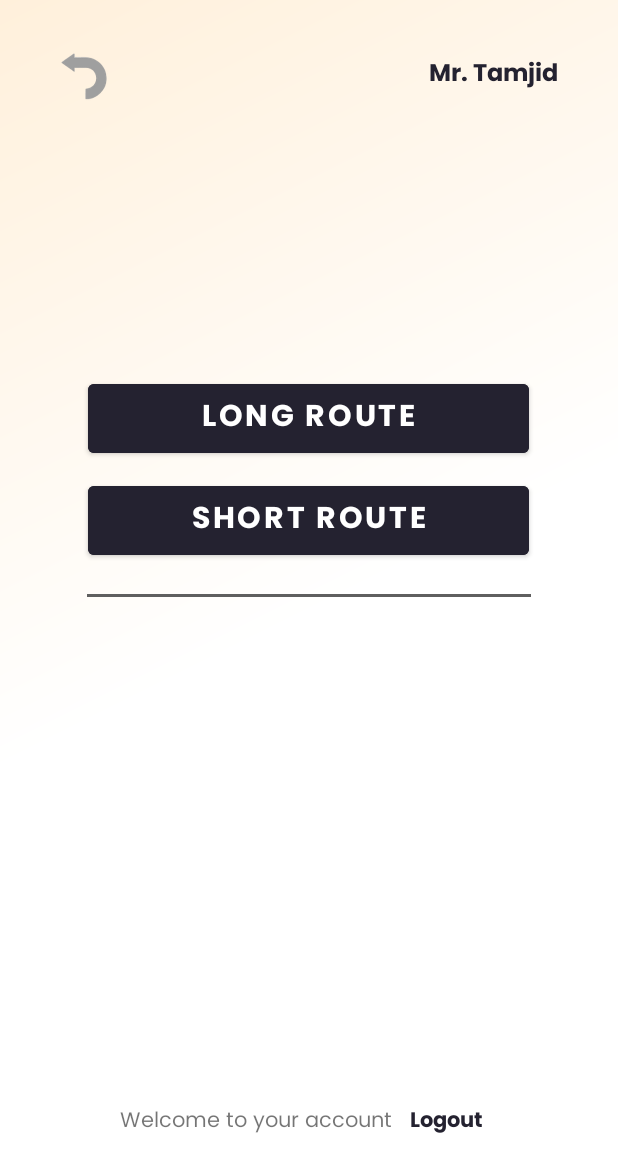
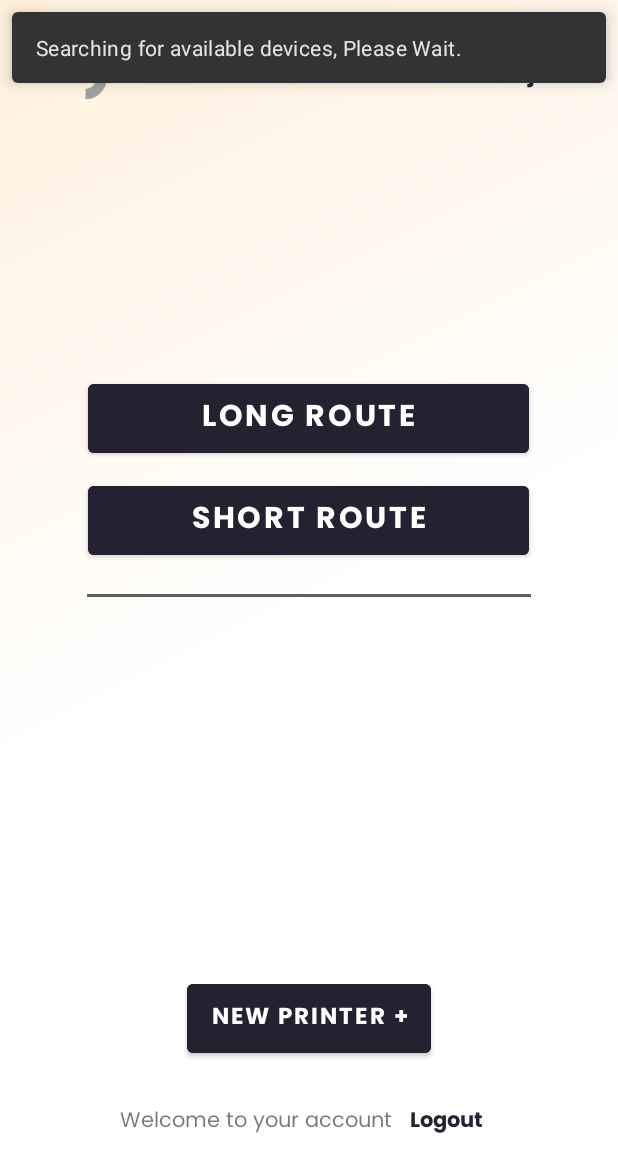
Before and after one commit to Rusian007/Bus_App, an Android app: the screen it shows after launch (ChooseRouteActivity), after a tap on "LONG ROUTE", on a phone screen of 412 x 824 dp. Shown: the top 1172 px of the screen. Run offline under Robolectric (Android 15) with nearby library versions, the phone set to English and light mode, and no system bars; 1 other tap on this screen came first.

Commit message:
BLuetooth button added

```diff
--- a/app/src/main/java/com/example/busapp/ChooseRouteActivity.java
+++ b/app/src/main/java/com/example/busapp/ChooseRouteActivity.java
@@ -41,7 +41,7 @@ public class ChooseRouteActivity extends AppCompatActivity {
     Database db;
     BluetoothAdapter bluetoothAdapter;
     BroadcastReceiver broadcastReceiver;
-    boolean loading = true, deviceConnected = false;
+    boolean registered = false, deviceConnected = false;
     View parentLayout ;
     @Override
     protected void onCreate(@Nullable Bundle savedInstanceState) {
@@ -51,16 +51,16 @@ public class ChooseRouteActivity extends AppCompatActivity {
         getSupportActionBar().hide();
         setContentView(R.layout.route_choose_view);
 
-
-
-        bluetoothAdapter = BluetoothAdapter.getDefaultAdapter();
         bluetoothAdapter = BluetoothAdapter.getDefaultAdapter();
         if (!bluetoothAdapter.isEnabled()) {
             Intent enableBtIntent = new Intent(BluetoothAdapter.ACTION_REQUEST_ENABLE);
             startActivityForResult(enableBtIntent, 0);
 
         } else {
-            startBluetoothScan();
+            parentLayout = findViewById(android.R.id.content);
+            Snackbar snackbar = Snackbar.make(parentLayout, "Please connect to a new device, or the application will not work >_<.", Snackbar.LENGTH_LONG);
+            snackbar.show();
+            deviceConnected = true;
         }
 
 
@@ -147,14 +147,16 @@ public class ChooseRouteActivity extends AppCompatActivity {
         IntentFilter intentFilter = new IntentFilter(BluetoothDevice.ACTION_FOUND);
         intentFilter.addAction(BluetoothAdapter.ACTION_DISCOVERY_FINISHED);
         registerReceiver(broadcastReceiver, intentFilter);
-
+        registered = true;
     }
 
     @Override
     protected void onDestroy() {
         super.onDestroy();
+    if(registered){
+         unregisterReceiver(broadcastReceiver);
+    }
 
-        unregisterReceiver(broadcastReceiver);
     }
 
     @Override
@@ -163,12 +165,9 @@ public class ChooseRouteActivity extends AppCompatActivity {
 
         if (requestCode == 0) {
             if (resultCode == RESULT_OK) {
-                // Bluetooth was enabled, do something
 
-                startBluetoothScan();
-
-
-
+                Toast.makeText(getApplicationContext(), "Connect to a new device if not already.", Toast.LENGTH_SHORT).show();
+                deviceConnected = true;
             } else {
                 // Bluetooth was not enabled, do something else or show an error message
                 Toast.makeText(getApplicationContext(), "You must Enable Bluetooth", Toast.LENGTH_SHORT).show();
@@ -200,7 +199,9 @@ public class ChooseRouteActivity extends AppCompatActivity {
             Toast.makeText(this, "Need to connect to Bluetooth First", Toast.LENGTH_SHORT).show();
         }
     }
-
+    public void startBouetoothButton(View view){
+        startBluetoothScan();
+    }
     public void finishActivity(View v){
         this.finish();
     }
--- a/app/src/main/res/layout/route_choose_view.xml
+++ b/app/src/main/res/layout/route_choose_view.xml
@@ -51,6 +51,7 @@
 
 
     <View
+        android:id="@+id/view7"
         android:layout_width="296dp"
         android:layout_height="2dp"
         android:layout_marginTop="20dp"
@@ -77,6 +78,20 @@
         app:layout_constraintStart_toStartOf="parent" />
 
 
+    <Button
+        android:id="@+id/bluetooth"
+        android:layout_width="wrap_content"
+        android:layout_height="58dp"
+        android:backgroundTint="@color/ColorBluGray"
+        android:fontFamily="@font/poppins_bold"
+        android:onClick="startBouetoothButton"
+        android:text="new printer +"
+        android:textSize="15dp"
+        app:layout_constraintBottom_toTopOf="@+id/textView5"
+        app:layout_constraintEnd_toEndOf="parent"
+        app:layout_constraintStart_toStartOf="parent"
+        app:layout_constraintTop_toBottomOf="@+id/view7"
+        app:layout_constraintVertical_bias="0.9" />
 
     <TextView
         android:id="@+id/textView5"
@@ -102,4 +117,6 @@
         app:layout_constraintStart_toEndOf="@+id/textView5" />
 
 
+
+
 </androidx.constraintlayout.widget.ConstraintLayout>
```
Also changed, not shown: app/src/main/java/com/example/busapp/Booking/ShortRouteBooking/ShortRouteBookingActivity.java (+12 -1 lines), app/src/main/java/com/example/busapp/Booking/ShortRouteBooking/ShortRouteFromLoationActivity.java (+13 -8 lines).
